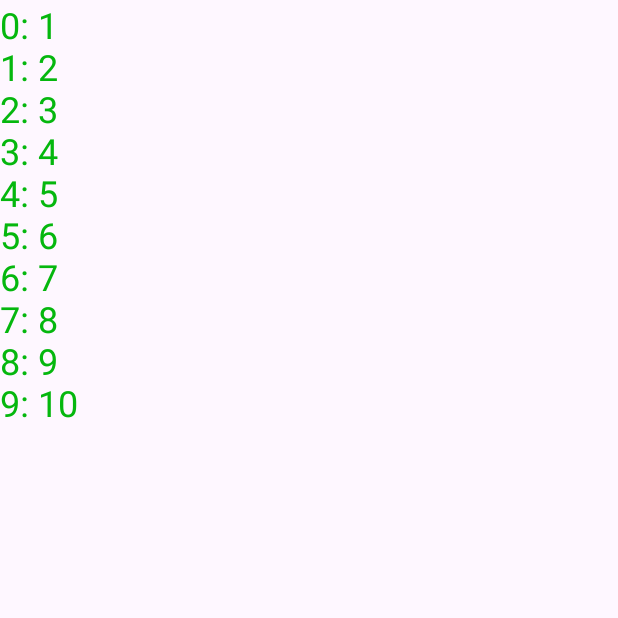
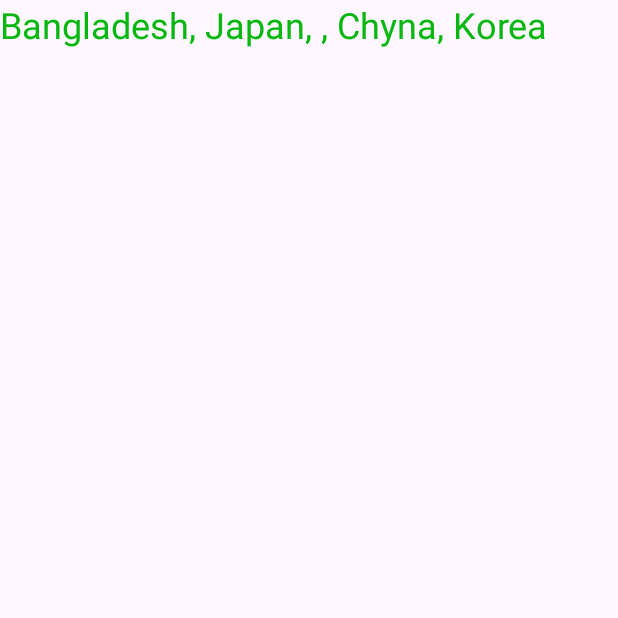
Before and after one commit to ratul-space/KotlinControlFlowPart2, an Android app: the screen it shows after launch (MainActivity), on a phone screen of 412 x 824 dp, the top half of it. Run offline under Robolectric (Android 15) with nearby library versions, the phone set to English and light mode, and no system bars.

```diff
--- a/app/src/main/java/com/example/kotlincontrolflowpart2/MainActivity.kt
+++ b/app/src/main/java/com/example/kotlincontrolflowpart2/MainActivity.kt
@@ -11,8 +11,11 @@ class MainActivity : AppCompatActivity() {
 
         var result = ""
         val numbers = intArrayOf(1, 2, 3, 4, 5, 6, 7, 8, 9, 10)
-        for ((index, value) in numbers.withIndex()) {
-            result += "$index: $value\n"
+        val cities = arrayOf("Dhaka, Tokyo")
+        val countries = listOf<String>("Bangladesh, Japan, , Chyna, Korea")
+
+        for (country in countries) {
+            result += country + "\n"
         }
 
 
```
